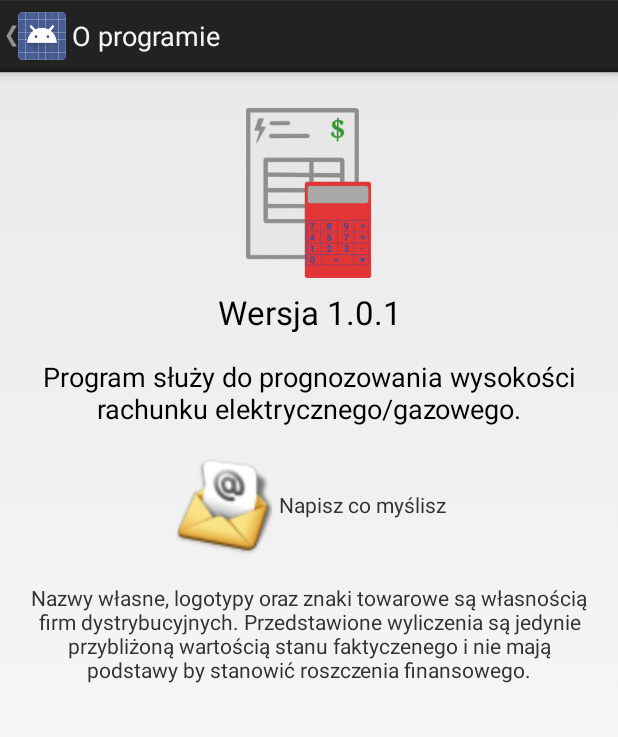
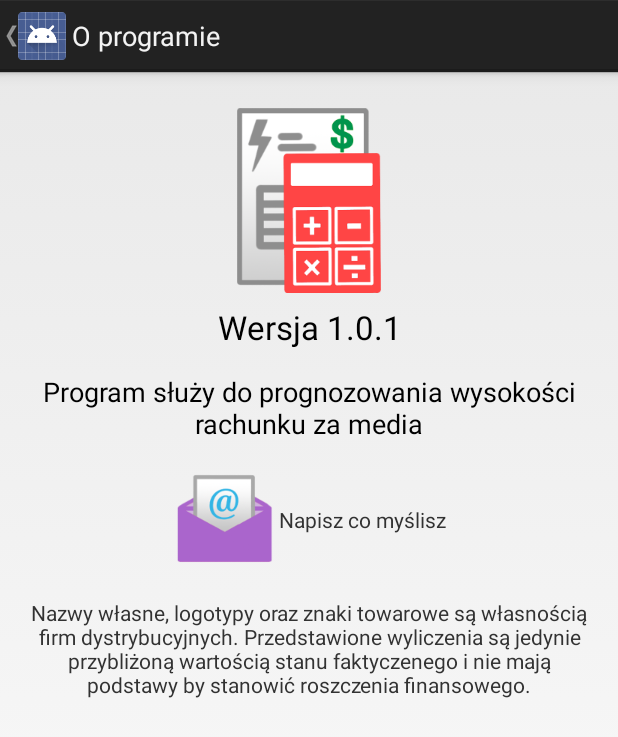
Before and after one commit to sewerk/Bill-Calculator, an Android app: the AboutActivity screen opened directly, with no data from a screen before it, on a phone screen of 412 x 824 dp. Shown: the top 737 px of the screen. Run offline under Robolectric (Android 15) with nearby library versions, the phone set to English and light mode, and no system bars; our stand-ins replace ButterKnife.

Commit message:
icon improvement

```diff
--- a/app/src/main/res/values/strings.xml
+++ b/app/src/main/res/values/strings.xml
@@ -48,7 +48,7 @@
 
     <string name="about_label">O programie</string>
     <string name="version_text">Wersja 1.0.1</string>
-    <string name="description">Program służy do prognozowania wysokości rachunku elektrycznego/gazowego.</string>
+    <string name="description">Program służy do prognozowania wysokości rachunku za media</string>
     <string name="emailme">Napisz co myślisz</string>
     <string name="clause">Nazwy własne, logotypy oraz znaki towarowe są własnością firm dystrybucyjnych. Przedstawione wyliczenia są jedynie przybliżoną wartością stanu faktyczenego i nie mają podstawy by stanowić roszczenia finansowego.</string>
     <string name="email_client_missing">Nie wykryto klientów poczty e-mail</string>
```
Also changed, not shown: app/src/main/res/drawable-hdpi/ic_launcher.png, app/src/main/res/drawable-mdpi/ic_launcher.png, app/src/main/res/drawable-xhdpi/billcalc.png, app/src/main/res/drawable-xhdpi/emailme.png, app/src/main/res/drawable-xhdpi/ic_launcher.png, app/src/main/res/drawable-xxhdpi/ic_launcher.png, app/src/main/res/drawable-xxxhdpi/ic_launcher.png.
